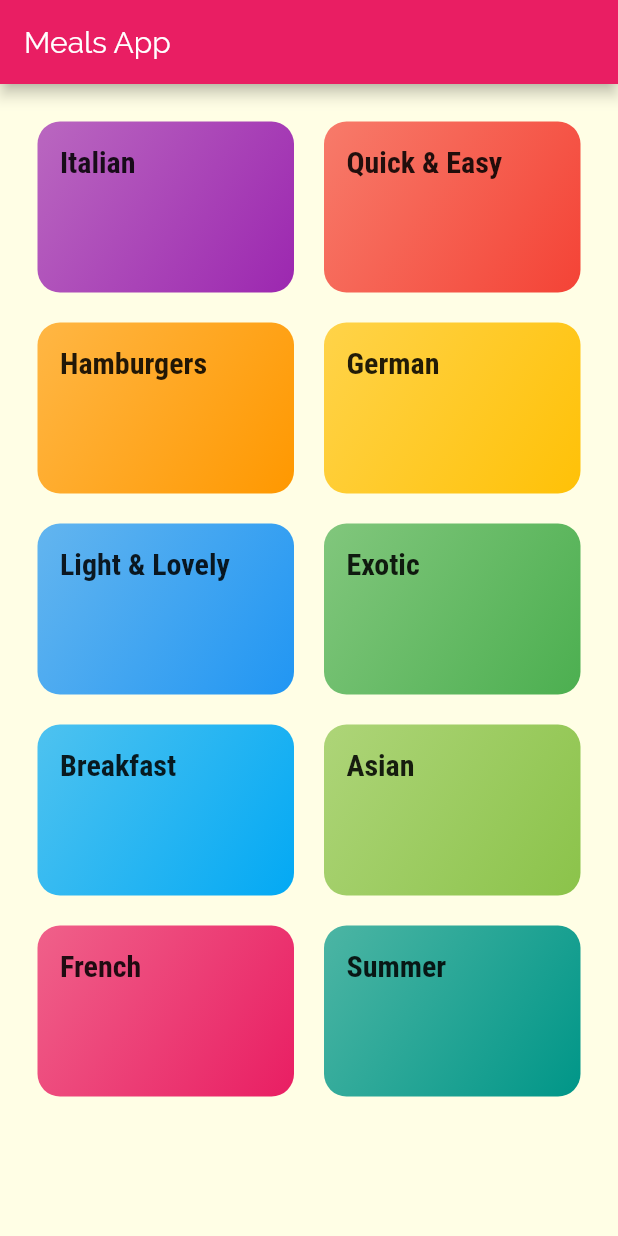
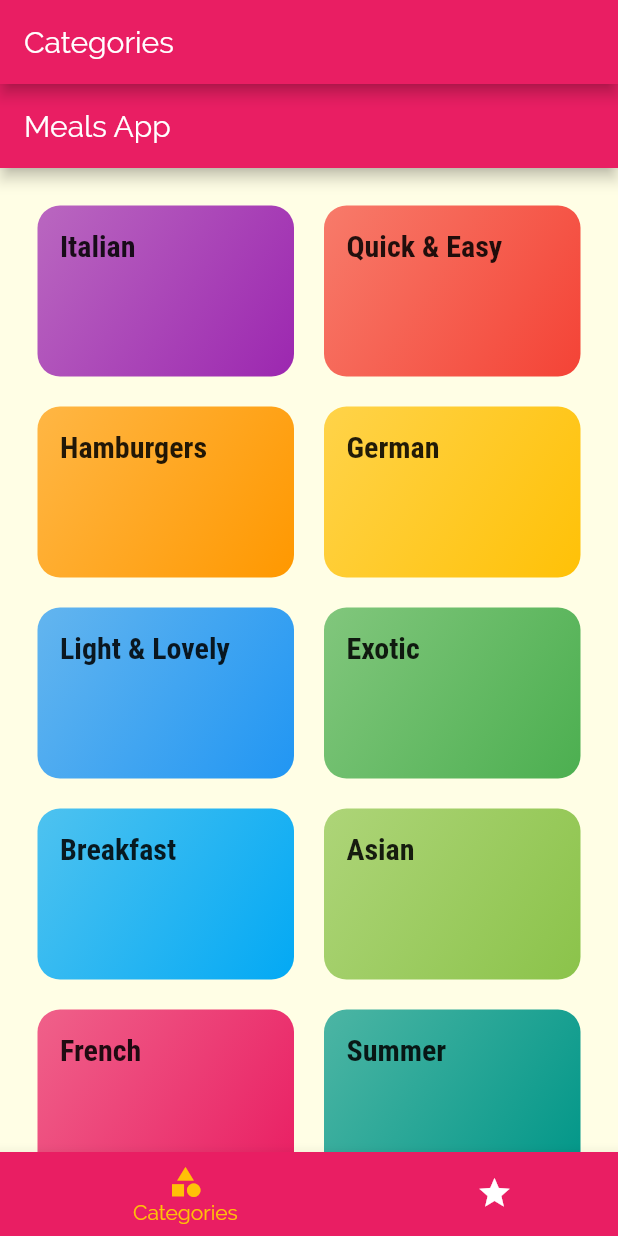
Before and after one commit to Mosquito1123/Hi-Meals-Meals-Meals-, a Flutter app: the screen it shows after launch, on a phone screen of 412 x 824 dp. Run offline on Flutter 3.47's test engine with Material 2 defaults, Android fonts, the phone set to English and light mode, and no system bars.

Commit message:
add tabs + favorites tab + used them

```diff
--- a/lib/main.dart
+++ b/lib/main.dart
@@ -3,6 +3,7 @@ import 'package:flutter/material.dart';
 import './screens/categories_screen.dart';
 import './screens/meal_detail_screen.dart';
 import 'screens/category_meals_screen.dart';
+import 'screens/tabs_screen.dart';
 
 void main() => runApp(MyApp());
 
@@ -26,7 +27,8 @@ class MyApp extends StatelessWidget {
               ),
             ),
       ),
-      home: CategoriesScreen(),
+//      home: CategoriesScreen(),
+      home: TabsScreen(),
       routes: {
         CategoryMealsScreen.routeName: (ctx) => CategoryMealsScreen(),
         MealDetailScreen.routeName: (ctx) => MealDetailScreen(),
--- /dev/null
+++ b/lib/screens/favorites_screen.dart
@@ -0,0 +1,14 @@
+import 'package:flutter/material.dart';
+
+class FavoritesScreen extends StatelessWidget {
+  @override
+  Widget build(BuildContext context) {
+    return Scaffold(
+      body: Container(
+        child: Center(
+          child: Text('Favorites goes here'),
+        ),
+      ),
+    );
+  }
+}
--- /dev/null
+++ b/lib/screens/tabs_screen.dart
@@ -0,0 +1,55 @@
+import 'package:flutter/material.dart';
+
+import './categories_screen.dart';
+import './favorites_screen.dart';
+
+class TabsScreen extends StatefulWidget {
+  @override
+  _TabsScreenState createState() => _TabsScreenState();
+}
+
+class _TabsScreenState extends State<TabsScreen> {
+  final List<Map<String, Object>> _pages = [
+    {'title': 'Categories', 'page': CategoriesScreen()},
+    {'title': 'Your Favorites', 'page': FavoritesScreen()}
+  ];
+  int _selectPageIndex = 0;
+
+  void _selectPage(int index) {
+    setState(() {
+      _selectPageIndex = index;
+    });
+  }
+
+  @override
+  Widget build(BuildContext context) {
+    return Scaffold(
+      appBar: AppBar(
+        title: Text(_pages[_selectPageIndex]['title']),
+      ),
+      body: _pages[_selectPageIndex]['page'],
+      bottomNavigationBar: BottomNavigationBar(
+        onTap: _selectPage,
+        backgroundColor: Theme.of(context).primaryColor,
+        unselectedItemColor: Colors.white,
+        selectedItemColor: Theme.of(context).accentColor,
+        currentIndex: _selectPageIndex,
+        type: BottomNavigationBarType.shifting,
+        items: [
+          BottomNavigationBarItem(
+            // only add bg color in tabs with BottomNavigationBarType.shifting
+            backgroundColor: Theme.of(context).primaryColor,
+            icon: Icon(Icons.category),
+            title: Text('Categories'),
+          ),
+          BottomNavigationBarItem(
+            // only add bg color in tabs with BottomNavigationBarType.shifting
+            backgroundColor: Theme.of(context).primaryColor,
+            icon: Icon(Icons.star),
+            title: Text('Favorites'),
+          ),
+        ],
+      ),
+    );
+  }
+}
```
